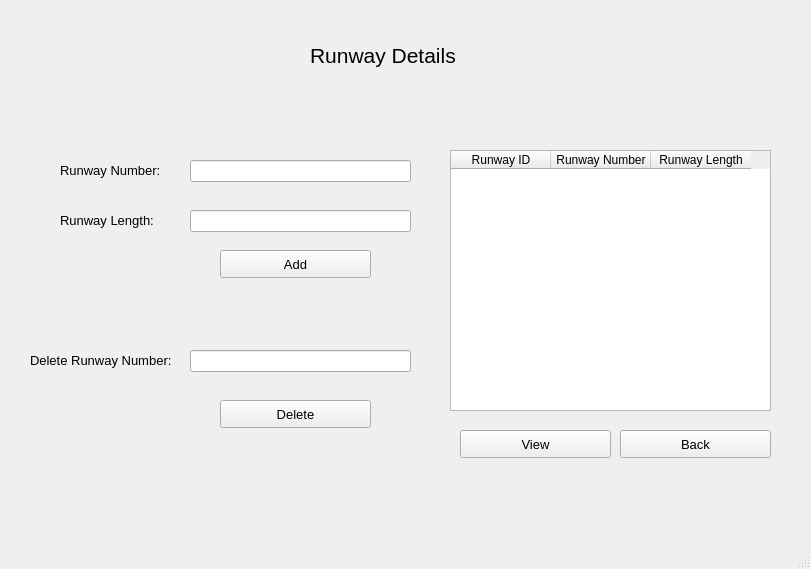
This is Runway.ui in Muneeba-Badar/DB-Final-Project as Qt 5 draws it before an edit. The edited form follows.
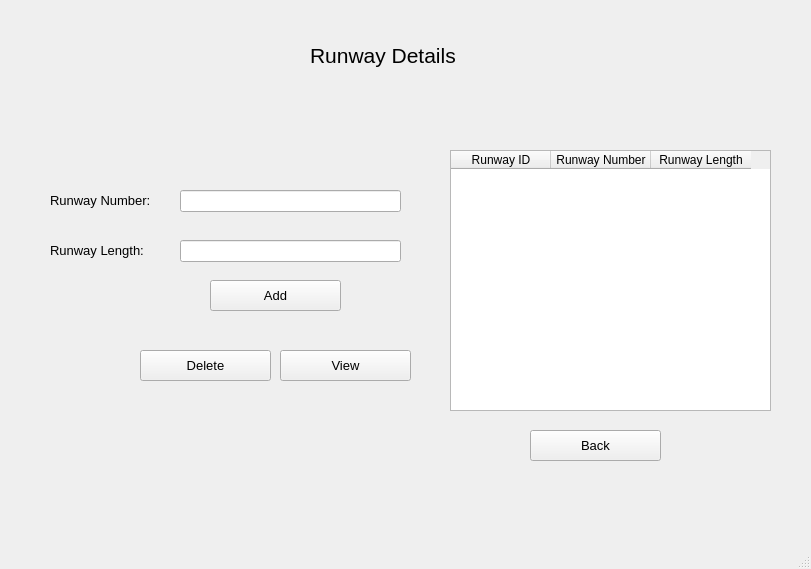
This is the edited form.

```diff
--- a/Runway.ui
+++ b/Runway.ui
@@ -17,8 +17,8 @@
    <widget class="QLabel" name="label_2">
     <property name="geometry">
      <rect>
-      <x>60</x>
-      <y>150</y>
+      <x>50</x>
+      <y>180</y>
       <width>101</width>
       <height>41</height>
      </rect>
@@ -35,8 +35,8 @@
    <widget class="QLabel" name="label_3">
     <property name="geometry">
      <rect>
-      <x>60</x>
-      <y>200</y>
+      <x>50</x>
+      <y>230</y>
       <width>101</width>
       <height>41</height>
      </rect>
@@ -53,8 +53,8 @@
    <widget class="QLineEdit" name="RunwayNum">
     <property name="geometry">
      <rect>
-      <x>190</x>
-      <y>160</y>
+      <x>180</x>
+      <y>190</y>
       <width>221</width>
       <height>22</height>
      </rect>
@@ -71,8 +71,8 @@
    <widget class="QLineEdit" name="RunwayLen">
     <property name="geometry">
      <rect>
-      <x>190</x>
-      <y>210</y>
+      <x>180</x>
+      <y>240</y>
       <width>221</width>
       <height>22</height>
      </rect>
@@ -89,10 +89,10 @@
    <widget class="QPushButton" name="RDeleteBtn">
     <property name="geometry">
      <rect>
-      <x>220</x>
-      <y>400</y>
-      <width>151</width>
-      <height>28</height>
+      <x>140</x>
+      <y>350</y>
+      <width>131</width>
+      <height>31</height>
      </rect>
     </property>
     <property name="font">
@@ -107,10 +107,10 @@
    <widget class="QPushButton" name="RAddBtn">
     <property name="geometry">
      <rect>
-      <x>220</x>
-      <y>250</y>
-      <width>151</width>
-      <height>28</height>
+      <x>210</x>
+      <y>280</y>
+      <width>131</width>
+      <height>31</height>
      </rect>
     </property>
     <property name="font">
@@ -168,10 +168,10 @@
    <widget class="QPushButton" name="RBackBtn">
     <property name="geometry">
      <rect>
-      <x>620</x>
+      <x>530</x>
       <y>430</y>
-      <width>151</width>
-      <height>28</height>
+      <width>131</width>
+      <height>31</height>
      </rect>
     </property>
     <property name="font">
@@ -183,49 +183,13 @@
      <string>Back</string>
     </property>
    </widget>
-   <widget class="QLineEdit" name="DelRunwayNum">
-    <property name="geometry">
-     <rect>
-      <x>190</x>
-      <y>350</y>
-      <width>221</width>
-      <height>22</height>
-     </rect>
-    </property>
-    <property name="font">
-     <font>
-      <pointsize>10</pointsize>
-     </font>
-    </property>
-    <property name="text">
-     <string/>
-    </property>
-   </widget>
-   <widget class="QLabel" name="label_4">
-    <property name="geometry">
-     <rect>
-      <x>30</x>
-      <y>340</y>
-      <width>141</width>
-      <height>41</height>
-     </rect>
-    </property>
-    <property name="font">
-     <font>
-      <pointsize>10</pointsize>
-     </font>
-    </property>
-    <property name="text">
-     <string>Delete Runway Number:</string>
-    </property>
-   </widget>
    <widget class="QPushButton" name="RViewBtn">
     <property name="geometry">
      <rect>
-      <x>460</x>
-      <y>430</y>
-      <width>151</width>
-      <height>28</height>
+      <x>280</x>
+      <y>350</y>
+      <width>131</width>
+      <height>31</height>
      </rect>
     </property>
     <property name="font">
```
